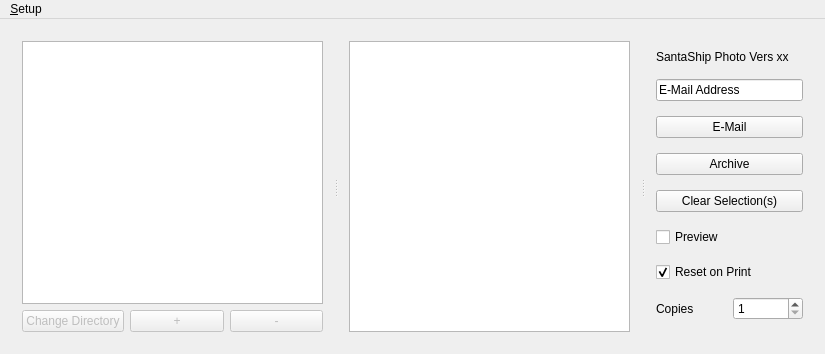
zaphodbe/SantaShip, file mainwindow.ui: the form before one commit.
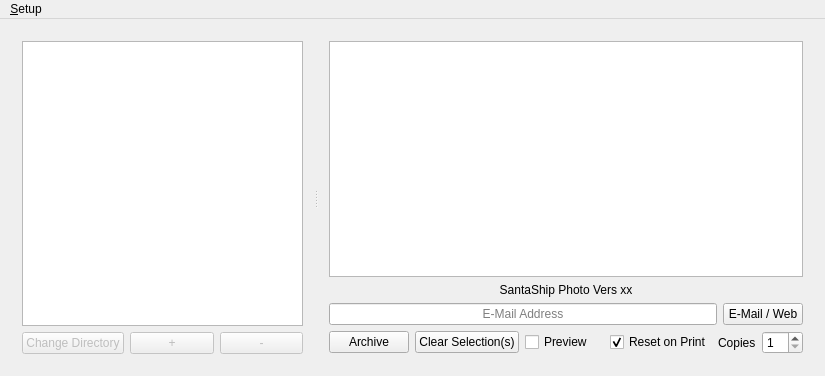
The form after the commit.

Patch:
```diff
--- a/mainwindow.ui
+++ b/mainwindow.ui
@@ -7,7 +7,7 @@
     <x>0</x>
     <y>0</y>
     <width>825</width>
-    <height>354</height>
+    <height>376</height>
    </rect>
   </property>
   <property name="windowTitle">
@@ -104,10 +104,6 @@
           </property>
          </layout>
         </item>
-       </layout>
-      </widget>
-      <widget class="QWidget" name="verticalLayoutWidget">
-       <layout class="QVBoxLayout" name="verticalLayoutPrintButtons">
         <item>
          <widget class="QLabel" name="labelVersion">
           <property name="sizePolicy">
@@ -120,7 +116,7 @@
            <string>SantaShip Photo Vers xx</string>
           </property>
           <property name="alignment">
-           <set>Qt::AlignLeading|Qt::AlignLeft|Qt::AlignVCenter</set>
+           <set>Qt::AlignCenter</set>
           </property>
           <property name="wordWrap">
            <bool>true</bool>
@@ -128,11 +124,19 @@
          </widget>
         </item>
         <item>
+         <layout class="QHBoxLayout" name="horizontalLayout_Email">
+          <item>
          <widget class="QLineEdit" name="lineEditEmail">
           <property name="enabled">
            <bool>true</bool>
           </property>
           <property name="text">
+             <string/>
+            </property>
+            <property name="alignment">
+             <set>Qt::AlignCenter</set>
+            </property>
+            <property name="placeholderText">
            <string>E-Mail Address</string>
           </property>
          </widget>
@@ -143,10 +147,14 @@
            <bool>true</bool>
           </property>
           <property name="text">
-           <string>E-Mail</string>
+             <string>E-Mail / Web</string>
           </property>
          </widget>
         </item>
+         </layout>
+        </item>
+        <item>
+         <layout class="QHBoxLayout" name="horizontalLayout_2">
         <item>
          <widget class="QPushButton" name="pushButtonArchive">
           <property name="text">
@@ -182,7 +190,7 @@
          </widget>
         </item>
         <item>
-         <layout class="QHBoxLayout" name="horizontalLayout_2">
+           <layout class="QHBoxLayout" name="copiesLayout">
           <item>
            <widget class="QLabel" name="label">
             <property name="text">
@@ -206,6 +214,11 @@
          </layout>
         </item>
        </layout>
+        </item>
+        <item>
+         <layout class="QHBoxLayout" name="verticalLayoutPrintButtons"/>
+        </item>
+       </layout>
       </widget>
      </widget>
     </item>
```
Left out of the diff: 14 changed lines with no effect on the pictures. Lines whose indentation alone changed are shown as unchanged.
